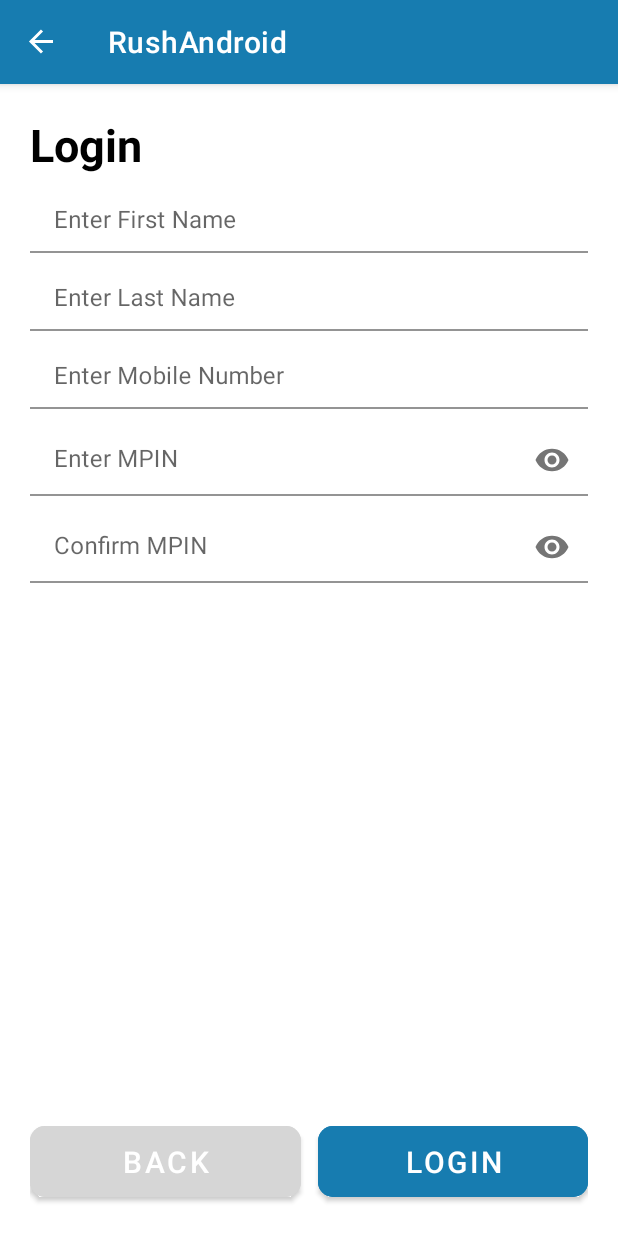
After one commit to SeanRbz/Rush-Android_Exam, an Android app: the Signup screen opened through its navigation route, on a phone screen of 412 x 824 dp. The commit adds this screen. Run offline under Robolectric (Android 15) with nearby library versions, the phone set to English and light mode, and no system bars; our stand-ins replace Dagger/Hilt's generated code, RxJava, data binding, navigation-ui; libraries missing offline, so code that uses them is left out: androidx.hilt.lifecycle.

Commit message:
working
-updated gradle files
-connected to firebase
-working login
-working registration

```diff
--- /dev/null
+++ b/app/src/main/java/com/example/rushandroid/data/entities/RequestUser.kt
@@ -0,0 +1,7 @@
+package com.example.rushandroid.data.entities
+
+data class RequestUser(
+    var status:Int =0,
+    var message: String,
+    var data: Users? = null
+)
--- a/app/src/main/java/com/example/rushandroid/ui/MainActivity.kt
+++ b/app/src/main/java/com/example/rushandroid/ui/MainActivity.kt
@@ -39,6 +39,10 @@ class MainActivity : AppCompatActivity() {
         setupActionBarWithNavController(navController,appBarConfiguration)
     }
 
+    override fun onBackPressed() {
+        super.onBackPressed()
+    }
+
 
     override fun onSupportNavigateUp(): Boolean {
         return findNavController(R.id.nav_host_fragment_home).navigateUp(appBarConfiguration)
--- /dev/null
+++ b/app/src/main/java/com/example/rushandroid/ui/Signup.kt
@@ -0,0 +1,59 @@
+package com.example.rushandroid.ui
+
+import android.os.Bundle
+import android.view.LayoutInflater
+import android.view.View
+import android.view.ViewGroup
+import android.widget.Toast
+import androidx.fragment.app.Fragment
+import androidx.fragment.app.activityViewModels
+import com.example.rushandroid.databinding.FragmentLoginBinding
+import com.example.rushandroid.databinding.FragmentSignupBinding
+import com.example.rushandroid.viewModel.LoginSignupVIewModel
+import dagger.hilt.android.AndroidEntryPoint
+
+@AndroidEntryPoint
+class Signup : Fragment(){
+    private val loginSignupVM: LoginSignupVIewModel by activityViewModels()
+    lateinit var binding: FragmentSignupBinding
+
+    override fun onCreate(savedInstanceState: Bundle?) {
+        super.onCreate(savedInstanceState)
+    }
+
+    override fun onCreateView(
+        inflater: LayoutInflater,
+        container: ViewGroup?,
+        savedInstanceState: Bundle?
+    ): View? {
+        binding = FragmentSignupBinding.inflate(inflater)
+        return binding.root
+    }
+
+    override fun onViewCreated(view: View, savedInstanceState: Bundle?) {
+        super.onViewCreated(view, savedInstanceState)
+
+        binding.btnRegister.setOnClickListener {
+            val lname = binding.editLname.text.toString()
+            val fname = binding.editFname.text.toString()
+            val ptn = binding.editPtn.text.toString()
+            val mpin = binding.editMpin.text.toString()
+            val cMPin = binding.editConfirmMpin.text.toString()
+            if(mpin==cMPin){
+                loginSignupVM.registerUser(ptn,mpin, fname, lname)
+            }else{
+                Toast.makeText(requireContext(),"PINs didnt match",Toast.LENGTH_SHORT).show()
+            }
+        }
+
+        loginSignupVM.currentPerson.observeForever {
+            if(it.message!=""){
+                Toast.makeText(requireContext(),it.message,Toast.LENGTH_SHORT).show()
+                // Goto Rewards List
+            }
+        }
+    }
+
+
+
+}
--- a/app/src/main/java/com/example/rushandroid/ui/WelcomeScreen.kt
+++ b/app/src/main/java/com/example/rushandroid/ui/WelcomeScreen.kt
@@ -5,16 +5,19 @@ import android.view.LayoutInflater
 import android.view.View
 import android.view.ViewGroup
 import androidx.fragment.app.Fragment
+import androidx.navigation.Navigation
+import com.example.rushandroid.R
 
 import com.example.rushandroid.databinding.FragmentWelcomeBinding
+import dagger.hilt.android.AndroidEntryPoint
 
+@AndroidEntryPoint
 class WelcomeScreen : Fragment() {
+
     lateinit var binding: FragmentWelcomeBinding
-
     override fun onCreate(savedInstanceState: Bundle?) {
         super.onCreate(savedInstanceState)
     }
-
     override fun onCreateView(
         inflater: LayoutInflater,
         container: ViewGroup?,
@@ -23,9 +26,20 @@ class WelcomeScreen : Fragment() {
         binding =  FragmentWelcomeBinding.inflate(inflater)
         return binding.root
     }
-
     override fun onViewCreated(view: View, savedInstanceState: Bundle?) {
         super.onViewCreated(view, savedInstanceState)
+
+        binding.btnLogin.setOnClickListener {
+            showNavigation(R.id.action_welcome_to_login)
+        }
+
+        binding.btnRegister.setOnClickListener {
+            showNavigation(R.id.action_welcome_to_signup)
+        }
+    }
+
+    private fun showNavigation(id:Int){
+        Navigation.findNavController(requireView()).navigate(id)
     }
 
 
--- /dev/null
+++ b/app/src/main/res/layout/fragment_signup.xml
@@ -0,0 +1,183 @@
+<?xml version="1.0" encoding="utf-8"?>
+<layout xmlns:android="http://schemas.android.com/apk/res/android"
+    xmlns:app="http://schemas.android.com/apk/res-auto"
+    xmlns:tools="http://schemas.android.com/tools">
+    <androidx.constraintlayout.widget.ConstraintLayout
+        android:layout_width="match_parent"
+        android:layout_height="match_parent"
+        android:paddingHorizontal="20dp"
+        android:background="@color/white">
+
+        <com.google.android.material.textview.MaterialTextView
+            android:id="@+id/textLogin"
+            android:layout_width="match_parent"
+            android:layout_height="wrap_content"
+            android:textSize="30sp"
+            android:textStyle="bold"
+            android:text="Login"
+            android:textColor="@color/black"
+            android:layout_marginTop="20dp"
+            app:layout_constraintTop_toTopOf="parent" />
+
+
+        <com.google.android.material.textfield.TextInputLayout
+            android:id="@+id/edit_fname_layout"
+            android:layout_width="match_parent"
+            android:layout_height="wrap_content"
+            android:layout_marginTop="10dp"
+            app:endIconMode="clear_text"
+            app:layout_constraintTop_toBottomOf="@+id/textLogin"
+            tools:layout_editor_absoluteX="20dp">
+
+            <com.google.android.material.textfield.TextInputEditText
+                android:id="@+id/edit_fname"
+                android:layout_width="match_parent"
+                android:layout_height="wrap_content"
+                android:autofillHints="@null"
+                android:backgroundTint="@color/white"
+                android:drawablePadding="8dp"
+                android:hint="Enter First Name"
+                android:inputType="text"
+                android:padding="10dp"
+                android:textColor="@color/black"
+                android:textColorHint="@color/black" />
+
+        </com.google.android.material.textfield.TextInputLayout>
+
+
+        <com.google.android.material.textfield.TextInputLayout
+            android:id="@+id/edit_lname_layout"
+            android:layout_width="match_parent"
+            android:layout_height="wrap_content"
+            android:layout_marginTop="10dp"
+            app:endIconMode="clear_text"
+            app:layout_constraintEnd_toEndOf="parent"
+            app:layout_constraintStart_toStartOf="parent"
+            app:layout_constraintTop_toBottomOf="@+id/edit_fname_layout">
+
+            <com.google.android.material.textfield.TextInputEditText
+                android:id="@+id/edit_lname"
+                android:layout_width="match_parent"
+                android:layout_height="wrap_content"
+                android:autofillHints="@null"
+                android:backgroundTint="@color/white"
+                android:drawablePadding="8dp"
+                android:hint="Enter Last Name"
+                android:inputType="text"
+                android:padding="10dp"
+                android:textColor="@color/black"
+                android:textColorHint="@color/black" />
+
+        </com.google.android.material.textfield.TextInputLayout>
+
+        <com.google.android.material.textfield.TextInputLayout
+            android:id="@+id/edit_number_layout"
+            android:layout_width="match_parent"
+            android:layout_height="wrap_content"
+            android:layout_marginTop="10dp"
+            app:endIconMode="clear_text"
+            app:layout_constraintTop_toBottomOf="@+id/edit_lname_layout"
+            tools:layout_editor_absoluteX="20dp">
+
+            <com.google.android.material.textfield.TextInputEditText
+                android:id="@+id/edit_ptn"
+                android:layout_width="match_parent"
+                android:layout_height="wrap_content"
+                android:autofillHints="@null"
+                android:backgroundTint="@color/white"
+                android:drawablePadding="8dp"
+                android:hint="Enter Mobile Number"
+                android:inputType="phone"
+                android:padding="10dp"
+                android:textColor="@color/black"
+                android:textColorHint="@color/black" />
+
+        </com.google.android.material.textfield.TextInputLayout>
+
+
+        <com.google.android.material.textfield.TextInputLayout
+            android:id="@+id/edit_mpin_layout"
+            android:layout_width="match_parent"
+            android:layout_height="wrap_content"
+            android:layout_marginTop="10dp"
+            app:layout_constraintTop_toBottomOf="@+id/edit_number_layout"
+            app:passwordToggleEnabled="true"
+            tools:layout_editor_absoluteX="20dp">
+
+            <com.google.android.material.textfield.TextInputEditText
+                android:id="@+id/edit_mpin"
+                android:layout_width="match_parent"
+                android:layout_height="wrap_content"
+                android:autofillHints="@null"
+                android:backgroundTint="@color/white"
+                android:drawablePadding="8dp"
+                android:hint="Enter MPIN"
+                android:inputType="textPassword"
+                android:maxLength="4"
+                android:padding="10dp"
+                android:textColor="@color/black"
+                android:textColorHint="@color/black" />
+
+        </com.google.android.material.textfield.TextInputLayout>
+
+
+        <com.google.android.material.textfield.TextInputLayout
+            android:id="@+id/edit_confirm_mpin_layout"
+            android:layout_width="match_parent"
+            android:layout_height="wrap_content"
+            android:layout_marginTop="10dp"
+            app:layout_constraintTop_toBottomOf="@+id/edit_mpin_layout"
+            app:passwordToggleEnabled="true"
+            tools:layout_editor_absoluteX="20dp">
+
+            <com.google.android.material.textfield.TextInputEditText
+                android:id="@+id/edit_confirm_mpin"
+                android:layout_width="match_parent"
+                android:layout_height="wrap_content"
+                android:autofillHints="@null"
+                android:backgroundTint="@color/white"
+                android:drawablePadding="8dp"
+                android:hint="Confirm MPIN"
+                android:inputType="textPassword"
+                android:maxLength="4"
+                android:padding="10dp"
+                android:textColor="@color/black"
+                android:textColorHint="@color/black" />
+
+        </com.google.android.material.textfield.TextInputLayout>
+
+        <com.google.android.material.button.MaterialButton
+            android:id="@+id/btnRegister"
+            android:layout_width="0dp"
+            android:layout_height="wrap_content"
+            android:layout_marginStart="10dp"
+            android:backgroundTint="@color/color_primary"
+            android:padding="10dp"
+            android:text="Login"
+            android:textAllCaps="true"
+            android:textColor="@color/white"
+            android:textSize="20sp"
+            app:cornerRadius="10dp"
+            app:layout_constraintBottom_toBottomOf="@+id/btnBack"
+            app:layout_constraintEnd_toEndOf="parent"
+            app:layout_constraintStart_toEndOf="@+id/btnBack" />
+
+        <com.google.android.material.button.MaterialButton
+            android:id="@+id/btnBack"
+            android:layout_width="0dp"
+            android:layout_height="wrap_content"
+            android:layout_marginEnd="1dp"
+            android:layout_marginBottom="20dp"
+            android:padding="10dp"
+            android:text="Back"
+            android:backgroundTint="@color/light_gray"
+            android:textAllCaps="true"
+            android:textColor="@color/white"
+            android:textSize="20sp"
+            app:cornerRadius="10dp"
+            app:layout_constraintBottom_toBottomOf="parent"
+            app:layout_constraintEnd_toStartOf="@+id/btnRegister"
+            app:layout_constraintStart_toStartOf="parent" />
+
+    </androidx.constraintlayout.widget.ConstraintLayout>
+</layout>
--- a/app/src/main/res/navigation/nav_graph.xml
+++ b/app/src/main/res/navigation/nav_graph.xml
@@ -8,6 +8,20 @@
     <fragment
         android:id="@+id/WelcomePage"
         android:name="com.example.rushandroid.ui.WelcomeScreen">
+        <action
+            android:id="@+id/action_welcome_to_login"
+            app:destination="@+id/LoginPage" />
+        <action
+            android:id="@+id/action_welcome_to_signup"
+            app:destination="@+id/SignUp" />
+    </fragment>
 
+    <fragment
+        android:id="@+id/LoginPage"
+        android:name="com.example.rushandroid.ui.Login">
+    </fragment>
+    <fragment
+        android:id="@+id/SignUp"
+        android:name="com.example.rushandroid.ui.Signup">
     </fragment>
 </navigation>
--- a/build.gradle
+++ b/build.gradle
@@ -39,7 +39,7 @@ buildscript {
         classpath "org.jetbrains.kotlin:kotlin-gradle-plugin:$kotlinVersion"
         classpath "androidx.navigation:navigation-safe-args-gradle-plugin:$navigationVersion"
         classpath "com.google.dagger:hilt-android-gradle-plugin:$hiltDaggerVersion"
-
+        classpath 'com.google.gms:google-services:4.3.3'
     }
 }
 
```
Also changed, not shown: app/build.gradle (+26 -1 lines), app/src/main/java/com/example/rushandroid/Constants.kt (added, +11 -0 lines), app/src/main/java/com/example/rushandroid/data/entities/Users.kt (added, +8 -0 lines), app/src/main/java/com/example/rushandroid/data/repository/LoginRepository.kt (added, +71 -0 lines), app/src/main/java/com/example/rushandroid/di/module/ApplicationModule.kt (added, +29 -0 lines), app/src/main/java/com/example/rushandroid/ui/Login.kt (added, +54 -0 lines), app/src/main/java/com/example/rushandroid/viewModel/LoginSignupVIewModel.kt (added, +42 -0 lines), app/src/main/res/layout/fragment_login.xml (added, +105 -0 lines), 1 other file.
